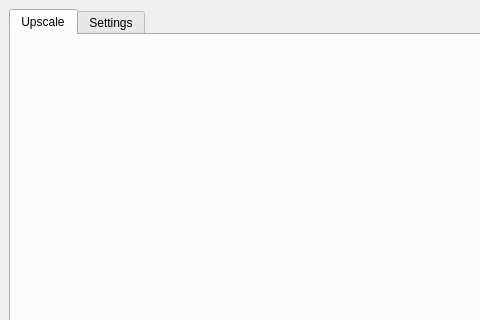
Above: mainwindow.ui from TNTwise/REAL-Video-Enhancer before the change; both pictures show x 0 to 480 and y 0 to 320 of the 1194 by 618 pixel window. Below: the same form after it.
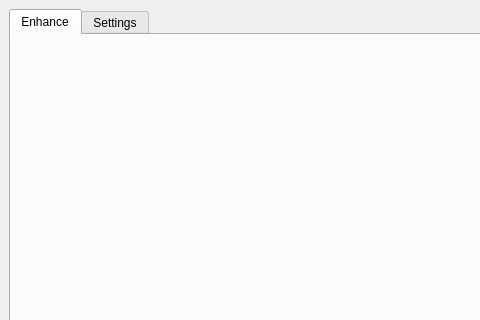
That is the form after the change. Icons and pictures are not drawn.

What changed in the file:
```diff
--- a/mainwindow.ui
+++ b/mainwindow.ui
@@ -22,7 +22,7 @@
       </property>
       <widget class="QWidget" name="Upscale">
        <attribute name="title">
-        <string>Upscale</string>
+        <string>Enhance</string>
        </attribute>
        <layout class="QVBoxLayout" name="verticalLayout">
         <item>
```
Left out of the diff: 2 changed lines with no effect on the pictures.
